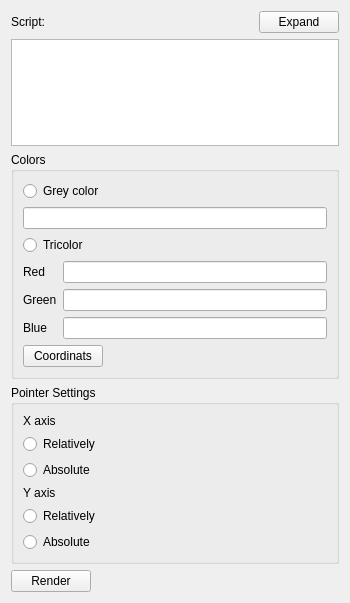
Above: gui/layersettings.ui from dmitriyushakov/imaginegenerator before the change. Below: the same form after it.
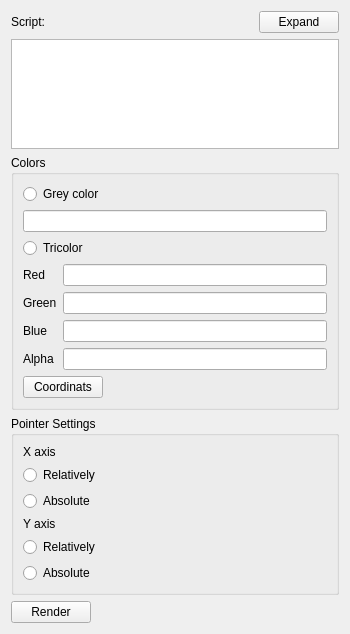
That is the form after the change. Icons and pictures are not drawn.

Commit message: Add alpha channel.

The edit to the form file:
```diff
--- a/gui/layersettings.ui
+++ b/gui/layersettings.ui
@@ -7,7 +7,7 @@
     <x>0</x>
     <y>0</y>
     <width>350</width>
-    <height>603</height>
+    <height>634</height>
    </rect>
   </property>
   <property name="minimumSize">
@@ -134,6 +134,16 @@
            <item row="2" column="1">
             <widget class="QLineEdit" name="blueVal"/>
            </item>
+           <item row="3" column="0">
+            <widget class="QLabel" name="alphaLbl">
+             <property name="text">
+              <string>Alpha</string>
+             </property>
+            </widget>
+           </item>
+           <item row="3" column="1">
+            <widget class="QLineEdit" name="alphaVal"/>
+           </item>
           </layout>
          </item>
          <item>
```
The commit also changes 9 other files.
